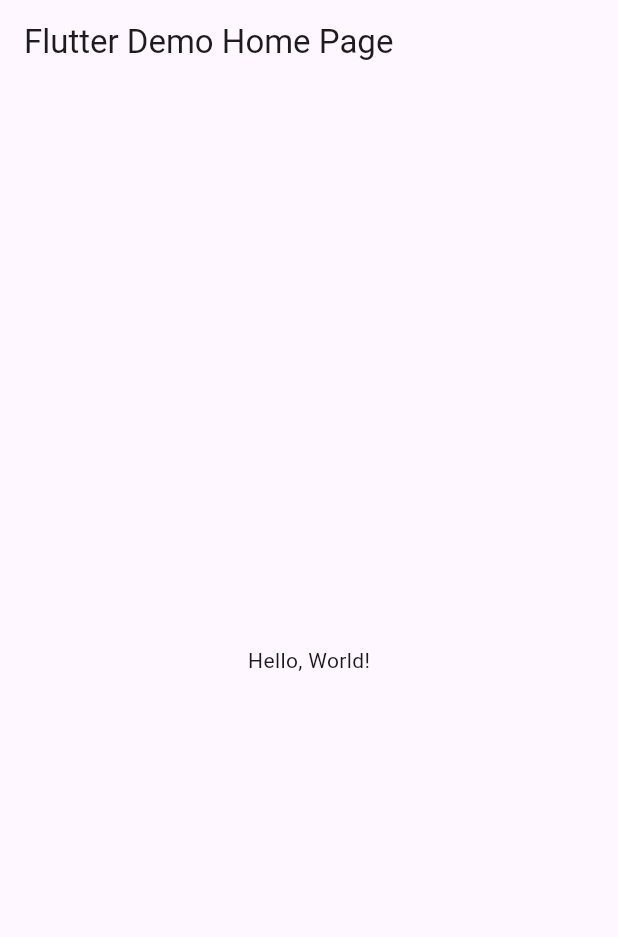
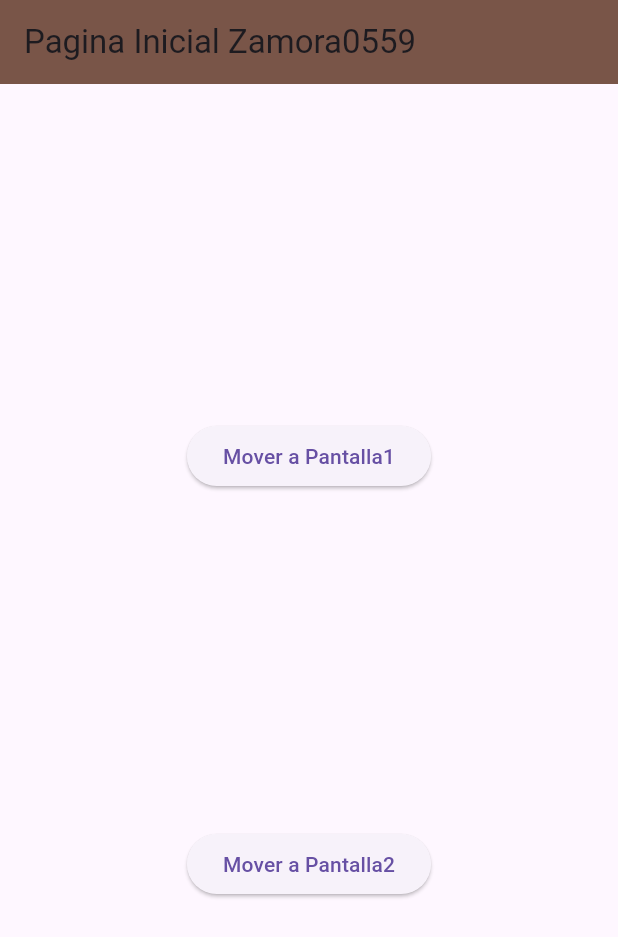
Before and after one commit to AlexaZamoraDominguez/p15Rutas2-0559, a Flutter app: the screen it shows after launch, on a phone screen of 412 x 824 dp. Shown: the top 937 px of the screen. Run offline on Flutter 3.47's test engine with Material 3 defaults, Android fonts, the phone set to English and light mode, and no system bars; missing offline and left inert: dart:html.

```diff
--- a/lib/main.dart
+++ b/lib/main.dart
@@ -1,43 +1,23 @@
 import 'package:flutter/material.dart';
+import 'package:Zamora0559/pantalla2_0559.dart';
+import 'package:Zamora0559/pantalla1_0559.dart';
+import 'package:Zamora0559/pantallaini_0559.dart';
 
-void main() => runApp(MyApp());
+void main() => runApp(MiApp0559());
 
-class MyApp extends StatelessWidget {
-  const MyApp({super.key});
-  // This widget is the root of your application.
+class MiApp0559 extends StatelessWidget {
+  const MiApp0559({Key? key}) : super(key: key);
+
   @override
   Widget build(BuildContext context) {
     return MaterialApp(
-      // Application name
-      title: 'Flutter Hello World',
-      // Application theme data, you can set the colors for the application as
-      // you want
-      theme: ThemeData(
-        // useMaterial3: true,
-        primarySwatch: Colors.blue,
-      ),
-      // A widget which will be started on application startup
-      home: MyHomePage(title: 'Flutter Demo Home Page'),
+      debugShowCheckedModeBanner: false,
+      initialRoute: "/",
+      routes: {
+        "/": (context) => PantallaIni_0559(),
+        "/Pantalla1_0559": (context) => const Pantalla1_0559(),
+        "/Pantalla2_0559": (context) => const Pantalla2_0559(),
+      },
     );
   }
 }
-
-class MyHomePage extends StatelessWidget {
-  final String title;
-  const MyHomePage({super.key, required this.title});
-
-  @override
-  Widget build(BuildContext context) {
-    return Scaffold(
-      appBar: AppBar(
-        // The title text which will be shown on the action bar
-        title: Text(title),
-      ),
-      body: Center(
-        child: Text(
-          'Hello, World!',
-        ),
-      ),
-    );
-  }
-}
--- /dev/null
+++ b/lib/pantalla1_0559.dart
@@ -0,0 +1,28 @@
+//Pantalla1_0559
+//
+
+import 'package:flutter/material.dart';
+
+class Pantalla1_0559 extends StatelessWidget {
+  const Pantalla1_0559({Key? key}) : super(key: key);
+
+  @override
+  Widget build(BuildContext context) {
+    return Scaffold(
+      appBar: AppBar(
+        title: Text('Pantalla1 Zamora0559'),
+        backgroundColor: Colors.deepPurple,
+      ),
+      body: Center(
+          child: Column(
+        children: [
+          ElevatedButton(
+            onPressed: () {}, //fin de onPressed
+            child: const Text("Patntalla1"),
+          )
+        ], //fin de niños
+      )),
+    );
+    ;
+  } //fin widget
+} //fin pantalla1
--- /dev/null
+++ b/lib/pantalla2_0559.dart
@@ -0,0 +1,23 @@
+//Pantalla2_0559
+//
+import 'package:flutter/material.dart';
+
+class Pantalla2_0559 extends StatelessWidget {
+  const Pantalla2_0559({Key? key}) : super(key: key);
+
+  @override
+  Widget build(BuildContext context) {
+    return Scaffold(
+      appBar: AppBar(
+        title: Text('Pantalla 2 Zamora0559'),
+        backgroundColor: Colors.greenAccent,
+      ),
+      body: Center(
+        child: Text(
+          'Pantalla2',
+        ),
+      ),
+    );
+    ;
+  } //fin widget
+} //fin pantalla2
--- /dev/null
+++ b/lib/pantallaini_0559.dart
@@ -0,0 +1,38 @@
+//PantallaIni_0559
+//
+import 'dart:html';
+
+import 'package:flutter/material.dart';
+
+class PantallaIni_0559 extends StatelessWidget {
+  const PantallaIni_0559({Key? key}) : super(key: key);
+
+  @override
+  Widget build(BuildContext context) {
+    return Scaffold(
+      appBar: AppBar(
+        title: Text("Pagina Inicial Zamora0559"),
+        backgroundColor: Colors.brown,
+      ),
+      body: Center(
+        child: Column(
+          mainAxisAlignment: MainAxisAlignment.spaceEvenly,
+          children: [
+            ElevatedButton(
+              onPressed: () {
+                Navigator.pushNamed(context, "/Pantalla1_0559");
+              }, //fin onpressed
+              child: Text("Mover a Pantalla1"),
+            ),
+            ElevatedButton(
+              onPressed: () {
+                Navigator.pushNamed(context, "/Pantalla2_0559");
+              }, //fin onpressed
+              child: Text("Mover a Pantalla2"),
+            )
+          ], //fin de ninos
+        ),
+      ),
+    ); //fin Scaffold
+  } //fin widget
+} //fin de pantalla inicial
```
